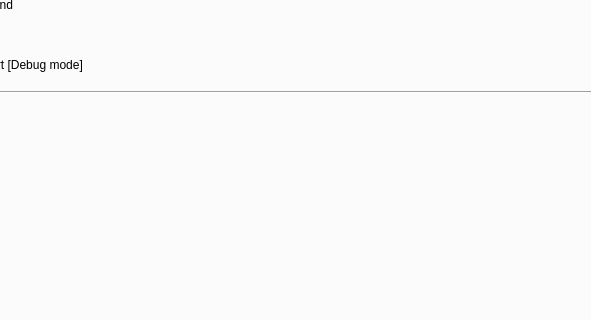
Before: the Qt Designer form pouet/design.ui in vbonvin/POUET, drawn with Qt 5; both pictures show x 262 to 853 and y 232 to 552 of the 1368 by 826 pixel window.
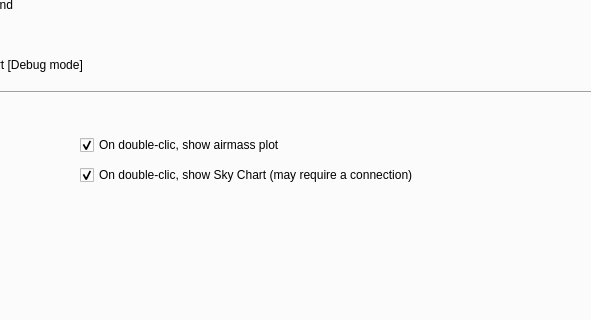
After: the same form once the commit is applied. The open tabs and pages were chosen to show the change.

Commit message: sky chart working, with idot-proofing

Diff of the .ui file:
```diff
--- a/pouet/design.ui
+++ b/pouet/design.ui
@@ -1976,6 +1976,44 @@
       <bool>true</bool>
      </property>
     </widget>
+    <widget class="QCheckBox" name="configDoubleClicAirmassValue">
+     <property name="enabled">
+      <bool>true</bool>
+     </property>
+     <property name="geometry">
+      <rect>
+       <x>330</x>
+       <y>290</y>
+       <width>271</width>
+       <height>22</height>
+      </rect>
+     </property>
+     <property name="text">
+      <string>On double-clic, show airmass plot</string>
+     </property>
+     <property name="checked">
+      <bool>true</bool>
+     </property>
+    </widget>
+    <widget class="QCheckBox" name="configDoubleClicSkyChartValue">
+     <property name="enabled">
+      <bool>true</bool>
+     </property>
+     <property name="geometry">
+      <rect>
+       <x>330</x>
+       <y>320</y>
+       <width>431</width>
+       <height>22</height>
+      </rect>
+     </property>
+     <property name="text">
+      <string>On double-clic, show Sky Chart (may require a connection)</string>
+     </property>
+     <property name="checked">
+      <bool>true</bool>
+     </property>
+    </widget>
    </widget>
    <widget class="QWidget" name="log">
     <attribute name="title">
```
Left out of the diff: 8 changed lines with no effect on the pictures. The commit also changes 4 other files.
